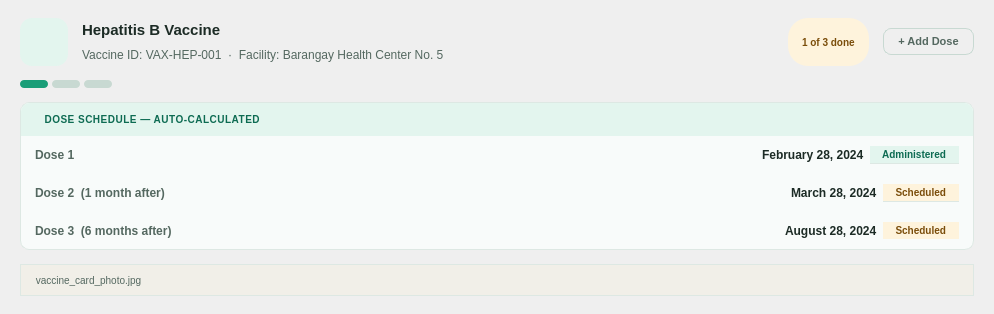
Old version of the form src/ui/card_vaccination.ui in the repository shasheenahdeeneillelumasag/CCC151---Group-Project.
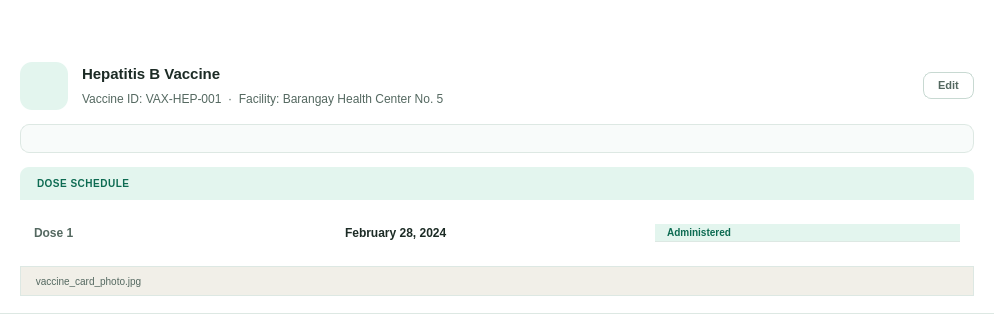
New version of the form. Icons and pictures are not drawn.

Commit message: added vaccine cards as a widget

```diff
--- a/src/ui/card_vaccination.ui
+++ b/src/ui/card_vaccination.ui
@@ -1,42 +1,109 @@
-<?xml version="1.0" encoding="utf-8"?>
+<?xml version="1.0" encoding="UTF-8"?>
 <ui version="4.0">
- <class>Form</class>
+ <class>vaxCard</class>
  <widget class="QFrame" name="vaxCard">
   <property name="geometry">
-   <rect><x>0</x><y>0</y><width>994</width><height>314</height></rect>
+   <rect>
+    <x>0</x>
+    <y>0</y>
+    <width>994</width>
+    <height>314</height>
+   </rect>
   </property>
   <property name="styleSheet">
-   <string>QFrame#vaxCard { background: #FFFFFF; border: 1px solid #DDE8E3; border-radius: 14px; }</string>
+   <string>
+    QFrame#vaxCard {
+    background: white;
+    border-bottom: 1px solid #DDE8E3;
+    }
+    QFrame#vaxCard:hover {
+    background: #F8FBFA;
+    }
+  </string>
   </property>
   <layout class="QVBoxLayout">
-   <property name="spacing"><number>14</number></property>
-   <property name="leftMargin"><number>20</number></property>
-   <property name="topMargin"><number>18</number></property>
-   <property name="rightMargin"><number>20</number></property>
-   <property name="bottomMargin"><number>18</number></property>
+   <property name="spacing">
+    <number>14</number>
+   </property>
+   <property name="leftMargin">
+    <number>20</number>
+   </property>
+   <property name="topMargin">
+    <number>18</number>
+   </property>
+   <property name="rightMargin">
+    <number>20</number>
+   </property>
+   <property name="bottomMargin">
+    <number>18</number>
+   </property>
+   <item>
+    <widget class="QFrame" name="selectionIndicator">
+     <property name="minimumSize">
+      <size>
+       <width>4</width>
+       <height>0</height>
+      </size>
+     </property>
+     <property name="maximumSize">
+      <size>
+       <width>4</width>
+       <height>16777215</height>
+      </size>
+     </property>
+     <property name="styleSheet">
+      <string>
+QFrame {
+    background: transparent;
+    border-radius: 2px;
+}
+      </string>
+     </property>
+    </widget>
+   </item>
    <item>
     <layout class="QHBoxLayout">
-     <property name="spacing"><number>14</number></property>
+     <property name="spacing">
+      <number>14</number>
+     </property>
      <item>
       <widget class="QLabel" name="vaxIco">
-       <property name="minimumSize"><size><width>48</width><height>48</height></size></property>
-       <property name="maximumSize"><size><width>48</width><height>48</height></size></property>
+       <property name="minimumSize">
+        <size>
+         <width>48</width>
+         <height>48</height>
+        </size>
+       </property>
+       <property name="maximumSize">
+        <size>
+         <width>48</width>
+         <height>48</height>
+        </size>
+       </property>
        <property name="styleSheet">
         <string>QLabel { background: #E3F5EE; border-radius: 12px; padding: 4px; }</string>
        </property>
-       <property name="pixmap"><pixmap><normaloff>:/assets/ic_vaccine.svg</normaloff>:/assets/ic_vaccine.svg</pixmap></property>
-       <property name="scaledContents"><bool>true</bool></property>
+       <property name="pixmap">
+        <pixmap>:/assets/ic_vaccine.svg</pixmap>
+       </property>
+       <property name="scaledContents">
+        <bool>true</bool>
+       </property>
       </widget>
      </item>
      <item>
       <layout class="QVBoxLayout">
-       <property name="spacing"><number>3</number></property>
+       <property name="spacing">
+        <number>3</number>
+       </property>
        <item>
         <widget class="QLabel" name="lblVaccineName">
          <property name="styleSheet">
           <string>QLabel { font-size: 15px; font-weight: bold; color: #1C2B25; }</string>
          </property>
-         <property name="text"><string>Hepatitis B Vaccine</string></property>
+         <property name="text">
+          <string>Hepatitis B Vaccine</string>
+         </property>
         </widget>
        </item>
        <item>
@@ -44,188 +111,138 @@
          <property name="styleSheet">
           <string>QLabel { font-size: 12px; color: #546860; }</string>
          </property>
-         <property name="text"><string>Vaccine ID: VAX-HEP-001  ·  Facility: Barangay Health Center No. 5</string></property>
+         <property name="text">
+          <string>Vaccine ID: VAX-HEP-001  ·  Facility: Barangay Health Center No. 5</string>
+         </property>
         </widget>
        </item>
       </layout>
      </item>
      <item>
       <spacer>
-       <property name="orientation"><enum>Qt::Horizontal</enum></property>
-       <property name="sizeHint" stdset="0"><size><width>0</width><height>0</height></size></property>
+       <property name="orientation">
+        <enum>Qt::Orientation::Horizontal</enum>
+       </property>
+       <property name="sizeHint" stdset="0">
+        <size>
+         <width>0</width>
+         <height>0</height>
+        </size>
+       </property>
       </spacer>
      </item>
      <item>
-      <widget class="QLabel" name="lblDoseBadge">
-       <property name="styleSheet">
-        <string>QLabel { background: #FEF3DC; color: #7A4D0A; font-size: 10px; font-weight: bold; border-radius: 20px; padding: 3px 11px; }</string>
-       </property>
-       <property name="text"><string>1 of 3 done</string></property>
-      </widget>
-     </item>
-     <item>
-      <widget class="QPushButton" name="btnAddDose">
+      <widget class="QPushButton" name="btnEdit">
        <property name="styleSheet">
         <string>QPushButton { background: transparent; color: #546860; font-size: 11px; font-weight: 600; border: 1px solid #C8D9D2; border-radius: 8px; padding: 6px 14px; } QPushButton:hover { background: #E3F5EE; }</string>
        </property>
-       <property name="text"><string>+ Add Dose</string></property>
+       <property name="text">
+        <string>Edit</string>
+       </property>
       </widget>
      </item>
     </layout>
    </item>
-   <item>
-    <layout class="QHBoxLayout">
-     <property name="spacing"><number>4</number></property>
-     <item>
-      <widget class="QFrame" name="pip1">
-       <property name="minimumSize"><size><width>28</width><height>8</height></size></property>
-       <property name="maximumSize"><size><width>28</width><height>8</height></size></property>
-       <property name="styleSheet"><string>QFrame { background: #1A9E78; border-radius: 4px; }</string></property>
-      </widget>
-     </item>
-     <item>
-      <widget class="QFrame" name="pip2">
-       <property name="minimumSize"><size><width>28</width><height>8</height></size></property>
-       <property name="maximumSize"><size><width>28</width><height>8</height></size></property>
-       <property name="styleSheet"><string>QFrame { background: #C8D9D2; border-radius: 4px; }</string></property>
-      </widget>
-     </item>
-     <item>
-      <widget class="QFrame" name="pip3">
-       <property name="minimumSize"><size><width>28</width><height>8</height></size></property>
-       <property name="maximumSize"><size><width>28</width><height>8</height></size></property>
-       <property name="styleSheet"><string>QFrame { background: #C8D9D2; border-radius: 4px; }</string></property>
-      </widget>
-     </item>
-     <item>
-      <spacer>
-       <property name="orientation"><enum>Qt::Horizontal</enum></property>
-       <property name="sizeHint" stdset="0"><size><width>0</width><height>0</height></size></property>
-      </spacer>
-     </item>
-    </layout>
-   </item>
    <item>
     <widget class="QFrame" name="doseSchedule">
      <property name="styleSheet">
       <string>QFrame#doseSchedule { background: #F8FBFA; border: 1px solid #DDE8E3; border-radius: 9px; }</string>
      </property>
      <layout class="QVBoxLayout">
-      <property name="spacing"><number>0</number></property>
-      <property name="leftMargin"><number>0</number></property>
-      <property name="topMargin"><number>0</number></property>
-      <property name="rightMargin"><number>0</number></property>
-      <property name="bottomMargin"><number>0</number></property>
+      <property name="spacing">
+       <number>0</number>
+      </property>
+      <property name="leftMargin">
+       <number>0</number>
+      </property>
+      <property name="topMargin">
+       <number>0</number>
+      </property>
+      <property name="rightMargin">
+       <number>0</number>
+      </property>
+      <property name="bottomMargin">
+       <number>0</number>
+      </property>
+     </layout>
+    </widget>
+   </item>
+   <item>
+    <layout class="QHBoxLayout">
+     <property name="spacing">
+      <number>4</number>
+     </property>
+    </layout>
+   </item>
+   <item>
+    <spacer>
+     <property name="orientation">
+      <enum>Qt::Orientation::Horizontal</enum>
+     </property>
+     <property name="sizeHint" stdset="0">
+      <size>
+       <width>0</width>
+       <height>0</height>
+      </size>
+     </property>
+    </spacer>
+   </item>
+   <item>
+    <widget class="QLabel" name="dsHead">
+     <property name="styleSheet">
+      <string>QLabel { background: #E3F5EE; color: #0D6B52; font-size: 10px; font-weight: bold; letter-spacing: 0.5px; padding: 10px 14px; border-top-left-radius: 9px; border-top-right-radius: 9px; }</string>
+     </property>
+     <property name="text">
+      <string>DOSE SCHEDULE</string>
+     </property>
+    </widget>
+   </item>
+   <item>
+    <widget class="QFrame" name="dsRow1">
+     <property name="styleSheet">
+      <string>QFrame { border-bottom: 1px solid #DDE8E3; }</string>
+     </property>
+     <layout class="QHBoxLayout">
+      <property name="leftMargin">
+       <number>14</number>
+      </property>
+      <property name="topMargin">
+       <number>10</number>
+      </property>
+      <property name="rightMargin">
+       <number>14</number>
+      </property>
+      <property name="bottomMargin">
+       <number>10</number>
+      </property>
       <item>
-       <widget class="QLabel" name="dsHead">
+       <widget class="QLabel" name="lblDose">
         <property name="styleSheet">
-         <string>QLabel { background: #E3F5EE; color: #0D6B52; font-size: 10px; font-weight: bold; letter-spacing: 0.5px; padding: 10px 14px; border-top-left-radius: 9px; border-top-right-radius: 9px; }</string>
+         <string>QLabel { font-size: 12px; color: #546860; font-weight: 500; }</string>
         </property>
-        <property name="text"><string>  DOSE SCHEDULE — AUTO-CALCULATED</string></property>
+        <property name="text">
+         <string>Dose 1</string>
+        </property>
        </widget>
       </item>
       <item>
-       <widget class="QFrame" name="dsRow1">
-        <property name="styleSheet"><string>QFrame { border-bottom: 1px solid #DDE8E3; }</string></property>
-        <layout class="QHBoxLayout">
-         <property name="leftMargin"><number>14</number></property>
-         <property name="topMargin"><number>10</number></property>
-         <property name="rightMargin"><number>14</number></property>
-         <property name="bottomMargin"><number>10</number></property>
-         <item>
-          <widget class="QLabel" name="lblDose1">
-           <property name="styleSheet"><string>QLabel { font-size: 12px; color: #546860; font-weight: 500; }</string></property>
-           <property name="text"><string>Dose 1</string></property>
-          </widget>
-         </item>
-         <item>
-          <spacer>
-           <property name="orientation"><enum>Qt::Horizontal</enum></property>
-           <property name="sizeHint" stdset="0"><size><width>0</width><height>0</height></size></property>
-          </spacer>
-         </item>
-         <item>
-          <widget class="QLabel" name="lblDose1Date">
-           <property name="styleSheet"><string>QLabel { font-size: 12px; font-weight: bold; color: #1C2B25; }</string></property>
-           <property name="text"><string>February 28, 2024</string></property>
-          </widget>
-         </item>
-         <item>
-          <widget class="QLabel" name="lblDose1Status">
-           <property name="styleSheet"><string>QLabel { background: #E3F5EE; color: #0D6B52; font-size: 10px; font-weight: bold; border-radius: 20px; padding: 2px 4px; }</string></property>
-           <property name="text"><string>  Administered  </string></property>
-          </widget>
-         </item>
-        </layout>
+       <widget class="QLabel" name="lblDoseDate">
+        <property name="styleSheet">
+         <string>QLabel { font-size: 12px; font-weight: bold; color: #1C2B25; }</string>
+        </property>
+        <property name="text">
+         <string>February 28, 2024</string>
+        </property>
        </widget>
       </item>
       <item>
-       <widget class="QFrame" name="dsRow2">
-        <property name="styleSheet"><string>QFrame { border-bottom: 1px solid #DDE8E3; }</string></property>
-        <layout class="QHBoxLayout">
-         <property name="leftMargin"><number>14</number></property>
-         <property name="topMargin"><number>10</number></property>
-         <property name="rightMargin"><number>14</number></property>
-         <property name="bottomMargin"><number>10</number></property>
-         <item>
-          <widget class="QLabel" name="lblDose2">
-           <property name="styleSheet"><string>QLabel { font-size: 12px; color: #546860; font-weight: 500; }</string></property>
-           <property name="text"><string>Dose 2  (1 month after)</string></property>
-          </widget>
-         </item>
-         <item>
-          <spacer>
-           <property name="orientation"><enum>Qt::Horizontal</enum></property>
-           <property name="sizeHint" stdset="0"><size><width>0</width><height>0</height></size></property>
-          </spacer>
-         </item>
-         <item>
-          <widget class="QLabel" name="lblDose2Date">
-           <property name="styleSheet"><string>QLabel { font-size: 12px; font-weight: bold; color: #1C2B25; }</string></property>
-           <property name="text"><string>March 28, 2024</string></property>
-          </widget>
-         </item>
-         <item>
-          <widget class="QLabel" name="lblDose2Status">
-           <property name="styleSheet"><string>QLabel { background: #FEF3DC; color: #7A4D0A; font-size: 10px; font-weight: bold; border-radius: 20px; padding: 2px 4px; }</string></property>
-           <property name="text"><string>  Scheduled  </string></property>
-          </widget>
-         </item>
-        </layout>
-       </widget>
-      </item>
-      <item>
-       <widget class="QFrame" name="dsRow3">
-        <layout class="QHBoxLayout">
-         <property name="leftMargin"><number>14</number></property>
-         <property name="topMargin"><number>10</number></property>
-         <property name="rightMargin"><number>14</number></property>
-         <property name="bottomMargin"><number>10</number></property>
-         <item>
-          <widget class="QLabel" name="lblDose3">
-           <property name="styleSheet"><string>QLabel { font-size: 12px; color: #546860; font-weight: 500; }</string></property>
-           <property name="text"><string>Dose 3  (6 months after)</string></property>
-          </widget>
-         </item>
-         <item>
-          <spacer>
-           <property name="orientation"><enum>Qt::Horizontal</enum></property>
-           <property name="sizeHint" stdset="0"><size><width>0</width><height>0</height></size></property>
-          </spacer>
-         </item>
-         <item>
-          <widget class="QLabel" name="lblDose3Date">
-           <property name="styleSheet"><string>QLabel { font-size: 12px; font-weight: bold; color: #1C2B25; }</string></property>
-           <property name="text"><string>August 28, 2024</string></property>
-          </widget>
-         </item>
-         <item>
-          <widget class="QLabel" name="lblDose3Status">
-           <property name="styleSheet"><string>QLabel { background: #FEF3DC; color: #7A4D0A; font-size: 10px; font-weight: bold; border-radius: 20px; padding: 2px 4px; }</string></property>
-           <property name="text"><string>  Scheduled  </string></property>
-          </widget>
-         </item>
-        </layout>
+       <widget class="QLabel" name="lblDoseStatus">
+        <property name="styleSheet">
+         <string>QLabel { background: #E3F5EE; color: #0D6B52; font-size: 10px; font-weight: bold; border-radius: 20px; padding: 2px 4px; }</string>
+        </property>
+        <property name="text">
+         <string>  Administered  </string>
+        </property>
        </widget>
       </item>
      </layout>
@@ -236,7 +253,9 @@
      <property name="styleSheet">
       <string>QLabel { background: #F1EFE8; border: 1px solid #DDE8E3; border-radius: 20px; font-size: 10px; color: #546860; padding: 3px 10px; }</string>
      </property>
-     <property name="text"><string> vaccine_card_photo.jpg</string></property>
+     <property name="text">
+      <string> vaccine_card_photo.jpg</string>
+     </property>
     </widget>
    </item>
   </layout>
```
The commit also changes 6 other files.
